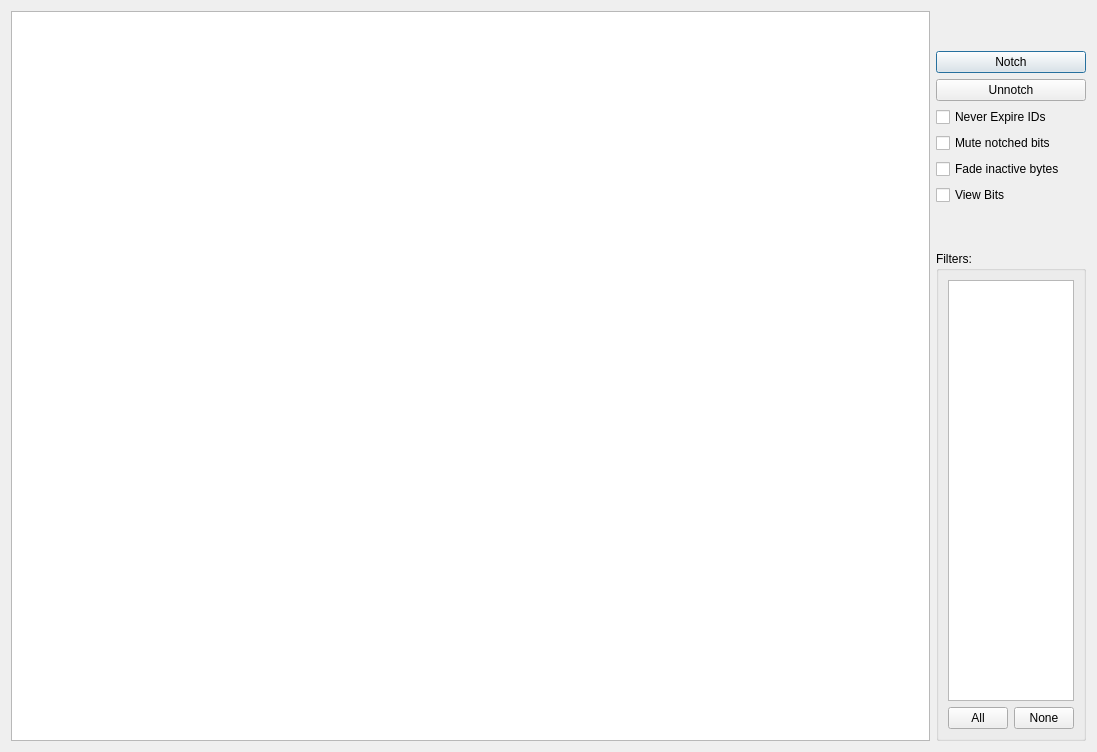
Before: the Qt Designer form ui/snifferwindow.ui in collin80/SavvyCAN, drawn with Qt 5.
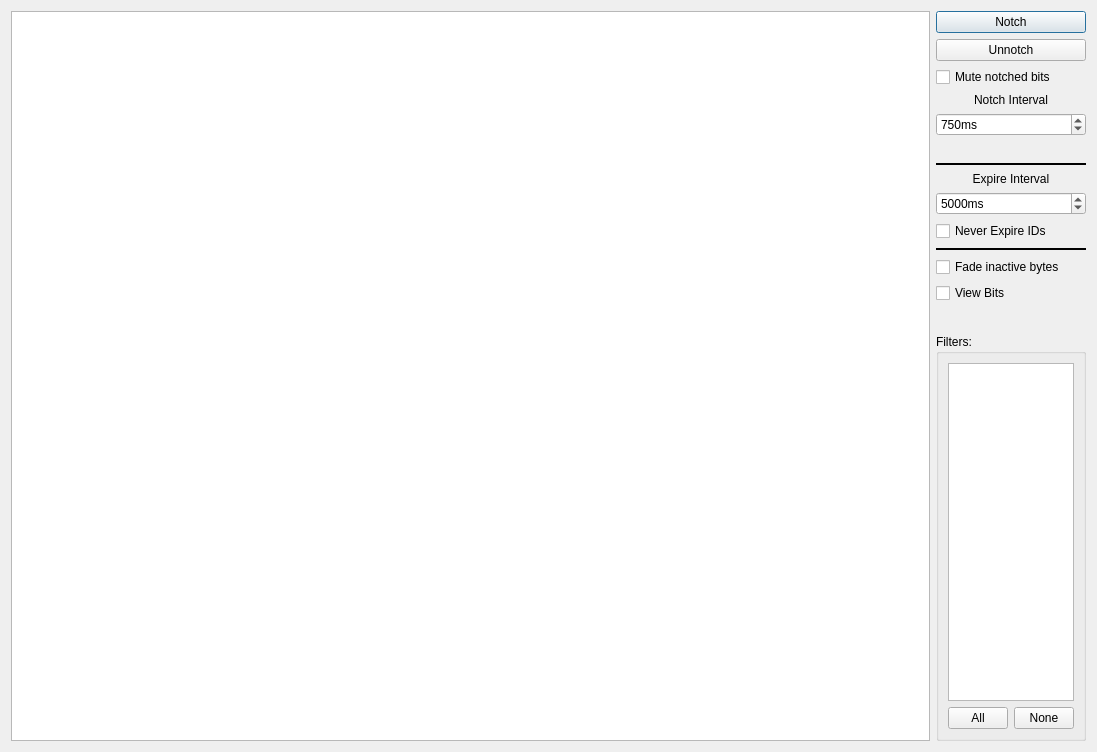
After: the same form once the commit is applied.

Commit message: Add ability to set notch and expire intervals for Sniffer Window.

```diff
--- a/ui/snifferwindow.ui
+++ b/ui/snifferwindow.ui
@@ -28,22 +28,6 @@
     <layout class="QVBoxLayout" name="verticalLayout_2" stretch="0">
      <item>
       <layout class="QVBoxLayout" name="verticalLayout">
-       <item>
-        <spacer name="verticalSpacer_2">
-         <property name="orientation">
-          <enum>Qt::Vertical</enum>
-         </property>
-         <property name="sizeType">
-          <enum>QSizePolicy::Maximum</enum>
-         </property>
-         <property name="sizeHint" stdset="0">
-          <size>
-           <width>20</width>
-           <height>40</height>
-          </size>
-         </property>
-        </spacer>
-       </item>
        <item>
         <widget class="QPushButton" name="btNotch">
          <property name="sizePolicy">
@@ -82,13 +66,6 @@
          </property>
         </widget>
        </item>
-       <item>
-        <widget class="QCheckBox" name="cbNoExpire">
-         <property name="text">
-          <string>Never Expire IDs</string>
-         </property>
-        </widget>
-       </item>
        <item>
         <widget class="QCheckBox" name="cbMuteNotched">
          <property name="text">
@@ -96,6 +73,119 @@
          </property>
         </widget>
        </item>
+       <item>
+        <widget class="QLabel" name="label">
+         <property name="text">
+          <string>Notch Interval</string>
+         </property>
+         <property name="alignment">
+          <set>Qt::AlignCenter</set>
+         </property>
+        </widget>
+       </item>
+       <item>
+        <widget class="QSpinBox" name="spinNotchInterval">
+         <property name="suffix">
+          <string>ms</string>
+         </property>
+         <property name="minimum">
+          <number>100</number>
+         </property>
+         <property name="maximum">
+          <number>5000</number>
+         </property>
+         <property name="singleStep">
+          <number>10</number>
+         </property>
+         <property name="value">
+          <number>750</number>
+         </property>
+        </widget>
+       </item>
+       <item>
+        <widget class="QLabel" name="lblNotch">
+         <property name="autoFillBackground">
+          <bool>true</bool>
+         </property>
+         <property name="text">
+          <string/>
+         </property>
+        </widget>
+       </item>
+       <item>
+        <widget class="Line" name="line">
+         <property name="minimumSize">
+          <size>
+           <width>0</width>
+           <height>4</height>
+          </size>
+         </property>
+         <property name="frameShadow">
+          <enum>QFrame::Plain</enum>
+         </property>
+         <property name="lineWidth">
+          <number>2</number>
+         </property>
+         <property name="orientation">
+          <enum>Qt::Horizontal</enum>
+         </property>
+        </widget>
+       </item>
+       <item>
+        <widget class="QLabel" name="label_2">
+         <property name="text">
+          <string>Expire Interval</string>
+         </property>
+         <property name="alignment">
+          <set>Qt::AlignCenter</set>
+         </property>
+        </widget>
+       </item>
+       <item>
+        <widget class="QSpinBox" name="spinExpireInterval">
+         <property name="suffix">
+          <string>ms</string>
+         </property>
+         <property name="minimum">
+          <number>1000</number>
+         </property>
+         <property name="maximum">
+          <number>100000</number>
+         </property>
+         <property name="singleStep">
+          <number>200</number>
+         </property>
+         <property name="value">
+          <number>5000</number>
+         </property>
+        </widget>
+       </item>
+       <item>
+        <widget class="QCheckBox" name="cbNoExpire">
+         <property name="text">
+          <string>Never Expire IDs</string>
+         </property>
+        </widget>
+       </item>
+       <item>
+        <widget class="Line" name="line_2">
+         <property name="minimumSize">
+          <size>
+           <width>0</width>
+           <height>4</height>
+          </size>
+         </property>
+         <property name="frameShadow">
+          <enum>QFrame::Plain</enum>
+         </property>
+         <property name="lineWidth">
+          <number>2</number>
+         </property>
+         <property name="orientation">
+          <enum>Qt::Horizontal</enum>
+         </property>
+        </widget>
+       </item>
        <item>
         <widget class="QCheckBox" name="cbFadeInactive">
          <property name="text">
@@ -121,7 +211,7 @@
          <property name="sizeHint" stdset="0">
           <size>
            <width>20</width>
-           <height>40</height>
+           <height>25</height>
           </size>
          </property>
         </spacer>
```
The commit also changes 4 other files.
